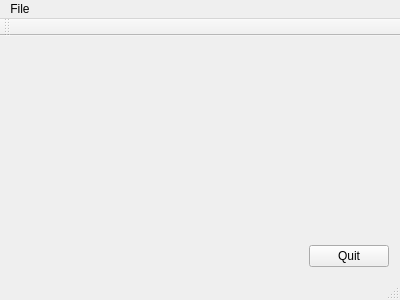
lishunan246/cg, file mainwindow.ui: the form before one commit.
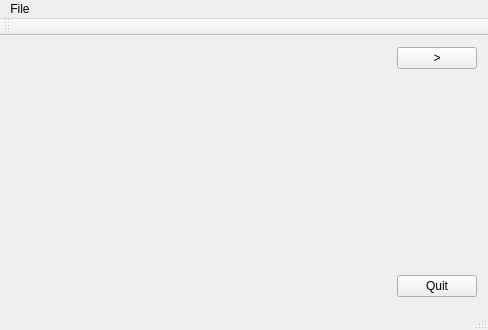
The form after the commit. Custom widgets are drawn as their Qt base class.

Patch:
```diff
--- a/mainwindow.ui
+++ b/mainwindow.ui
@@ -6,8 +6,8 @@
    <rect>
     <x>0</x>
     <y>0</y>
-    <width>400</width>
-    <height>300</height>
+    <width>488</width>
+    <height>330</height>
    </rect>
   </property>
   <property name="windowTitle">
@@ -27,6 +27,13 @@
     </item>
     <item>
      <layout class="QVBoxLayout" name="verticalLayout">
+      <item>
+       <widget class="QPushButton" name="right">
+        <property name="text">
+         <string>&gt;</string>
+        </property>
+       </widget>
+      </item>
       <item>
        <spacer name="verticalSpacer">
         <property name="orientation">
@@ -56,7 +63,7 @@
     <rect>
      <x>0</x>
      <y>0</y>
-     <width>400</width>
+     <width>488</width>
      <height>25</height>
     </rect>
    </property>
```
Left out of the diff: 23 changed lines with no effect on the pictures.
